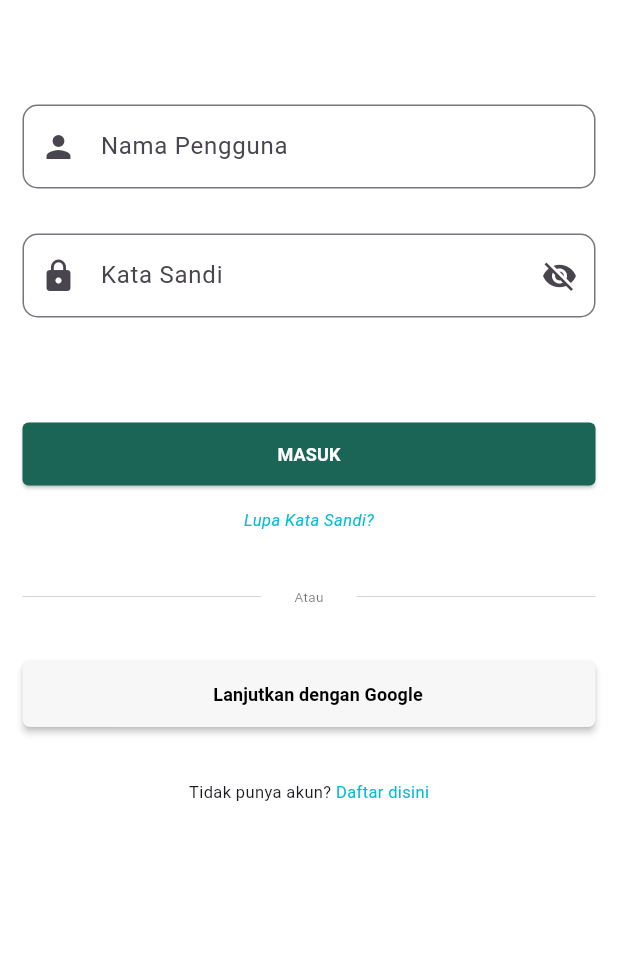
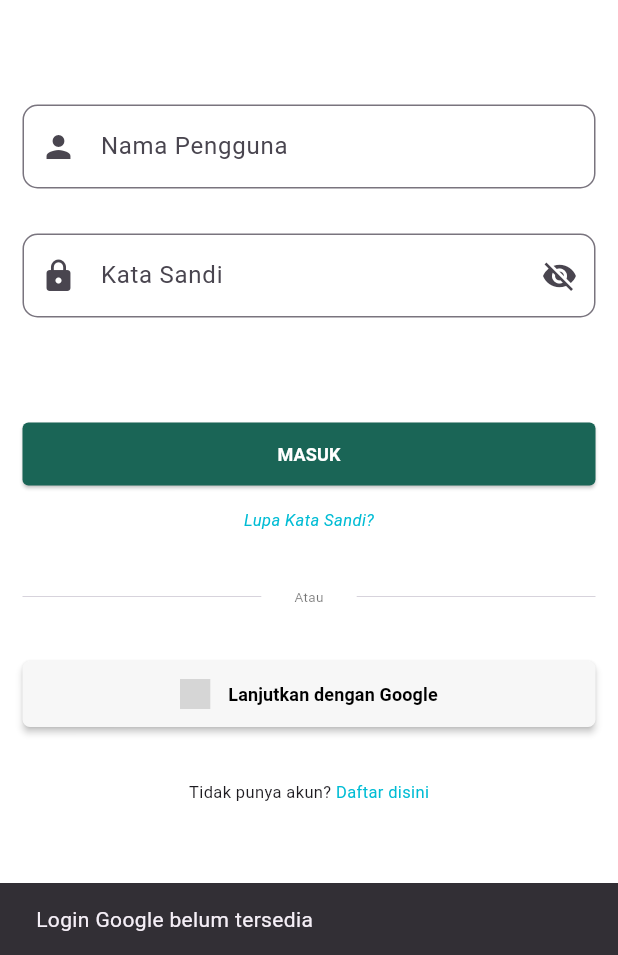
Before and after one commit to Zuyhwb/ecowalk-mobile, a Flutter app: the LoginPage screen opened by its route, after a tap on "Lanjutkan dengan Google", on a phone screen of 412 x 824 dp, the part 281-1236 px from its top. Run offline on Flutter 3.47's test engine with Material 3 defaults, Android fonts, the phone set to English and light mode, and no system bars; our stand-ins replace flutter_svg; Roboto replaces fonts that are missing (Kanit); grey boxes are pictures that could not be loaded.

Commit message:
first commit

```diff
--- a/lib/pages/login_page.dart
+++ b/lib/pages/login_page.dart
@@ -10,8 +10,13 @@ class LoginPage extends StatefulWidget {
 }
 
 class _LoginPageState extends State<LoginPage> {
+  static const Color _green = Color(0xFF1A6556);
+
+  // Akun terdaftar (hardcode)
+  static const String _validUsername = 'mercu';
+  static const String _validPassword = '123456';
+
   final _formKey = GlobalKey<FormState>();
-
   final TextEditingController _usernameController = TextEditingController();
   final TextEditingController _passwordController = TextEditingController();
 
@@ -22,6 +27,31 @@ class _LoginPageState extends State<LoginPage> {
     _usernameController.dispose();
     _passwordController.dispose();
     super.dispose();
+  }
+
+  void _showMessage(String text) {
+    ScaffoldMessenger.of(context)
+      ..hideCurrentSnackBar()
+      ..showSnackBar(SnackBar(content: Text(text)));
+  }
+
+  void _login() {
+    if (!_formKey.currentState!.validate()) return;
+
+    final username = _usernameController.text.trim();
+    final password = _passwordController.text;
+
+    if (username.toLowerCase() != _validUsername) {
+      _showMessage('Akun belum terdaftar');
+      return;
+    }
+
+    if (password != _validPassword) {
+      _showMessage('Kata sandi salah');
+      return;
+    }
+
+    Navigator.pushReplacementNamed(context, '/profile');
   }
 
   @override
@@ -37,24 +67,23 @@ class _LoginPageState extends State<LoginPage> {
               mainAxisAlignment: MainAxisAlignment.center,
               crossAxisAlignment: CrossAxisAlignment.stretch,
               children: [
-                Text(
-                  "MASUK",
+                const Text(
+                  'MASUK',
                   textAlign: TextAlign.center,
                   style: TextStyle(
                     fontFamily: 'Kanit',
                     fontSize: 20,
                     fontWeight: FontWeight.w800,
-                    color: Color(0xFF1A6556),
+                    color: _green,
                   ),
                 ),
-                Center(child: LogoWidget()),
-                SizedBox(height: 70),
+                const Center(child: LogoWidget()),
+                const SizedBox(height: 70),
                 TextFormField(
                   controller: _usernameController,
                   decoration: InputDecoration(
-                    hintText: "",
-                    label: Text("Nama Pengguna"),
-                    prefixIcon: Icon(Icons.person),
+                    label: const Text('Nama Pengguna'),
+                    prefixIcon: const Icon(Icons.person),
                     border: OutlineInputBorder(
                       borderRadius: BorderRadius.circular(10),
                     ),
@@ -66,14 +95,13 @@ class _LoginPageState extends State<LoginPage> {
                     return null;
                   },
                 ),
-                SizedBox(height: 30),
+                const SizedBox(height: 30),
                 TextFormField(
                   controller: _passwordController,
                   obscureText: isVisibility,
                   decoration: InputDecoration(
-                    hintText: "Kata Sandi",
-                    label: Text("Kata Sandi"),
-                    prefixIcon: Icon(Icons.lock),
+                    label: const Text('Kata Sandi'),
+                    prefixIcon: const Icon(Icons.lock),
                     suffixIcon: IconButton(
                       onPressed: () {
                         setState(() {
@@ -98,22 +126,18 @@ class _LoginPageState extends State<LoginPage> {
                     return null;
                   },
                 ),
-                SizedBox(height: 70),
+                const SizedBox(height: 70),
                 SizedBox(
                   width: double.infinity,
                   height: 42,
                   child: ElevatedButton(
                     style: ElevatedButton.styleFrom(
-                      backgroundColor: Color(0xFF1A6556),
+                      backgroundColor: _green,
                       shape: RoundedRectangleBorder(
                         borderRadius: BorderRadius.circular(4),
                       ),
                     ),
-                    onPressed: () {
-                      if (_formKey.currentState!.validate()) {
-                        Navigator.pushNamed(context, "/profile");
-                      }
-                    },
+                    onPressed: _login,
                     child: const Text(
                       'MASUK',
                       style: TextStyle(
@@ -124,11 +148,11 @@ class _LoginPageState extends State<LoginPage> {
                     ),
                   ),
                 ),
-                SizedBox(height: 15),
+                const SizedBox(height: 15),
                 Center(
                   child: GestureDetector(
                     onTap: () {
-                      Navigator.pushNamed(context, "/forpassEmail");
+                      Navigator.pushNamed(context, '/forpassEmail');
                     },
                     child: const Text(
                       'Lupa Kata Sandi?',
@@ -140,28 +164,28 @@ class _LoginPageState extends State<LoginPage> {
                     ),
                   ),
                 ),
-                SizedBox(height: 35),
-                Row(
+                const SizedBox(height: 35),
+                const Row(
                   children: [
-                    const Expanded(child: Divider(thickness: 0.5)),
-
-                    const Padding(
+                    Expanded(child: Divider(thickness: 0.5)),
+                    Padding(
                       padding: EdgeInsets.symmetric(horizontal: 22),
                       child: Text(
                         'Atau',
                         style: TextStyle(fontSize: 9, color: Colors.black54),
                       ),
                     ),
-
-                    const Expanded(child: Divider(thickness: 0.5)),
+                    Expanded(child: Divider(thickness: 0.5)),
                   ],
                 ),
-                SizedBox(height: 35),
+                const SizedBox(height: 35),
                 SizedBox(
                   width: double.infinity,
                   height: 44,
                   child: ElevatedButton(
-                    onPressed: () {},
+                    onPressed: () {
+                      _showMessage('Login Google belum tersedia');
+                    },
                     style: ElevatedButton.styleFrom(
                       backgroundColor: const Color(0xFFF7F7F7),
                       foregroundColor: Colors.black,
@@ -173,15 +197,12 @@ class _LoginPageState extends State<LoginPage> {
                     child: Row(
                       mainAxisAlignment: MainAxisAlignment.center,
                       children: [
-                        // Google logo
-                        // SvgPicture.asset(
-                        //   'lib/images/google.svg',
-                        //   width: 20,
-                        //   height: 20,
-                        // ),
-
+                        SvgPicture.asset(
+                          'lib/images/google.svg',
+                          width: 20,
+                          height: 20,
+                        ),
                         const SizedBox(width: 12),
-
                         const Text(
                           'Lanjutkan dengan Google',
                           style: TextStyle(
@@ -193,7 +214,7 @@ class _LoginPageState extends State<LoginPage> {
                     ),
                   ),
                 ),
-                SizedBox(height: 35),
+                const SizedBox(height: 35),
                 Row(
                   mainAxisAlignment: MainAxisAlignment.center,
                   children: [
@@ -201,10 +222,9 @@ class _LoginPageState extends State<LoginPage> {
                       'Tidak punya akun? ',
                       style: TextStyle(fontSize: 11),
                     ),
-
                     GestureDetector(
                       onTap: () {
-                        Navigator.pushNamed(context, "/register");
+                        Navigator.pushNamed(context, '/register');
                       },
                       child: const Text(
                         'Daftar disini',
```
Also changed, not shown: 1 other file.
